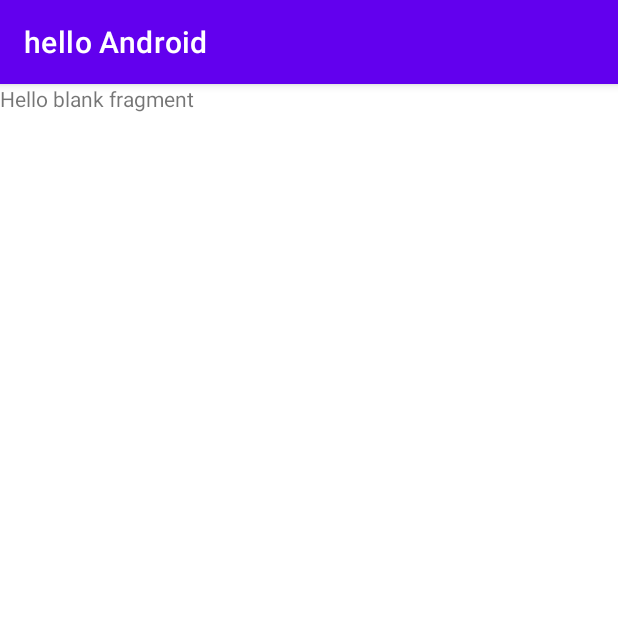
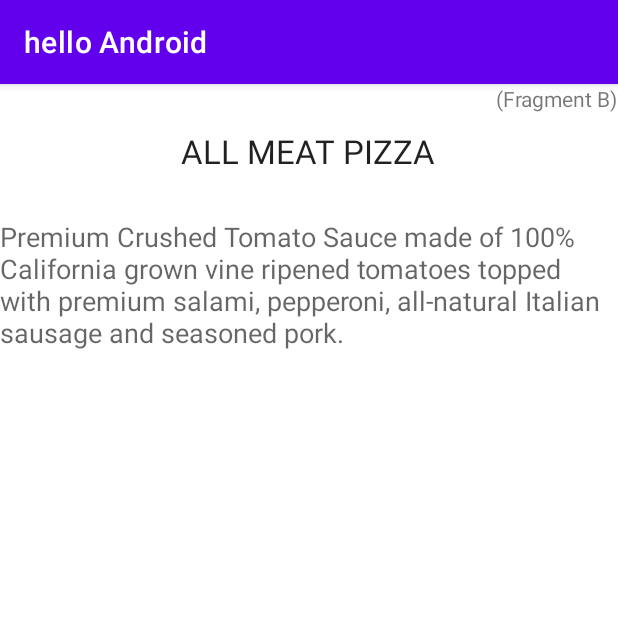
Before and after one commit to Hjjnah/Ferrer_IT-Elec2_130, an Android app: the fragment PizzaDetailFragment shown on its own in the app's theme, on a phone screen of 412 x 824 dp, the top half of it. Run offline under Robolectric (Android 15) with nearby library versions, the phone set to English and light mode, and no system bars.

Commit message:
Fragment

```diff
--- a/app/src/main/AndroidManifest.xml
+++ b/app/src/main/AndroidManifest.xml
@@ -11,6 +11,9 @@
         android:supportsRtl="true"
         android:theme="@style/Theme.MyApplication"
         tools:targetApi="31">
+        <activity
+            android:name=".PizzaMainActivity"
+            android:exported="false" />
         <activity
             android:name=".FragmentActivity"
             android:exported="false" />
--- a/app/src/main/java/com/example/myapplication/data/Pizza.java
+++ b/app/src/main/java/com/example/myapplication/data/Pizza.java
@@ -1,66 +1,16 @@
 package com.example.myapplication.data;
 
-import android.os.Bundle;
+public class Pizza {
 
-import androidx.fragment.app.Fragment;
+    public static String[] pizzaMenu = {
+            "ALL MEAT PIZZA",
+            "CALIFORNIA VEGGIE",
+            "GARLIC CHICKEN"
+    };
 
-import android.view.LayoutInflater;
-import android.view.View;
-import android.view.ViewGroup;
-
-import com.example.myapplication.R;
-
-/**
- * A simple {@link Fragment} subclass.
- * Use the {@link Pizza#newInstance} factory method to
- * create an instance of this fragment.
- */
-public class Pizza extends Fragment {
-
-    // TODO: Rename parameter arguments, choose names that match
-    // the fragment initialization parameters, e.g. ARG_ITEM_NUMBER
-    private static final String ARG_PARAM1 = "param1";
-    private static final String ARG_PARAM2 = "param2";
-
-    // TODO: Rename and change types of parameters
-    private String mParam1;
-    private String mParam2;
-
-    public Pizza() {
-        // Required empty public constructor
-    }
-
-    /**
-     * Use this factory method to create a new instance of
-     * this fragment using the provided parameters.
-     *
-     * @param param1 Parameter 1.
-     * @param param2 Parameter 2.
-     * @return A new instance of fragment Pizza.
-     */
-    // TODO: Rename and change types and number of parameters
-    public static Pizza newInstance(String param1, String param2) {
-        Pizza fragment = new Pizza();
-        Bundle args = new Bundle();
-        args.putString(ARG_PARAM1, param1);
-        args.putString(ARG_PARAM2, param2);
-        fragment.setArguments(args);
-        return fragment;
-    }
-
-    @Override
-    public void onCreate(Bundle savedInstanceState) {
-        super.onCreate(savedInstanceState);
-        if (getArguments() != null) {
-            mParam1 = getArguments().getString(ARG_PARAM1);
-            mParam2 = getArguments().getString(ARG_PARAM2);
-        }
-    }
-
-    @Override
-    public View onCreateView(LayoutInflater inflater, ViewGroup container,
-                             Bundle savedInstanceState) {
-        // Inflate the layout for this fragment
-        return inflater.inflate(R.layout.fragment_pizza, container, false);
-    }
+    public static String[] pizzaDetails = {
+            "Premium Crushed Tomato Sauce made of 100% California grown vine ripened tomatoes topped with premium salami, pepperoni, all-natural Italian sausage and seasoned pork.",
+            "Premium crushed tomato sauce, fresh green peppers, fresh red onions, fresh mushrooms, diced Roma tomatoes and fresh spinach—flavored up with our Hut Favorite on the crust edge and a balsamic sauce drizzle. Best on our Thin 'N Crispy crust.",
+            "Creamy garlic Parmesan sauce, grilled chicken, applewood smoked bacon and diced Roma tomatoes—flavored up with toasted Parmesan on the crust edge. Best on our Hand Tossed crust."
+    };
 }
--- a/app/src/main/java/com/example/myapplication/fragments/PizzaDetailFragment.java
+++ b/app/src/main/java/com/example/myapplication/fragments/PizzaDetailFragment.java
@@ -1,66 +1,56 @@
 package com.example.myapplication.fragments;
 
 import android.os.Bundle;
-
+import androidx.annotation.Nullable;
 import androidx.fragment.app.Fragment;
-
 import android.view.LayoutInflater;
 import android.view.View;
 import android.view.ViewGroup;
+import android.widget.TextView;
 
 import com.example.myapplication.R;
+import com.example.myapplication.data.Pizza;
 
-/**
- * A simple {@link Fragment} subclass.
- * Use the {@link PizzaDetailFragment#newInstance} factory method to
- * create an instance of this fragment.
- */
+
+
 public class PizzaDetailFragment extends Fragment {
-
-    // TODO: Rename parameter arguments, choose names that match
-    // the fragment initialization parameters, e.g. ARG_ITEM_NUMBER
-    private static final String ARG_PARAM1 = "param1";
-    private static final String ARG_PARAM2 = "param2";
-
-    // TODO: Rename and change types of parameters
-    private String mParam1;
-    private String mParam2;
-
-    public PizzaDetailFragment() {
-        // Required empty public constructor
-    }
-
-    /**
-     * Use this factory method to create a new instance of
-     * this fragment using the provided parameters.
-     *
-     * @param param1 Parameter 1.
-     * @param param2 Parameter 2.
-     * @return A new instance of fragment PizzaDetailFragment.
-     */
-    // TODO: Rename and change types and number of parameters
-    public static PizzaDetailFragment newInstance(String param1, String param2) {
-        PizzaDetailFragment fragment = new PizzaDetailFragment();
-        Bundle args = new Bundle();
-        args.putString(ARG_PARAM1, param1);
-        args.putString(ARG_PARAM2, param2);
-        fragment.setArguments(args);
-        return fragment;
-    }
+    int position = 0;
+    TextView tvTitle;
+    TextView tvDetails;
 
     @Override
-    public void onCreate(Bundle savedInstanceState) {
+    public void onCreate(@Nullable Bundle savedInstanceState) {
         super.onCreate(savedInstanceState);
-        if (getArguments() != null) {
-            mParam1 = getArguments().getString(ARG_PARAM1);
-            mParam2 = getArguments().getString(ARG_PARAM2);
+
+        if(savedInstanceState == null){
+            // Get back arguments
+            if(getArguments() != null) {
+                position = getArguments().getInt("position", 0);
+            }
         }
     }
 
     @Override
-    public View onCreateView(LayoutInflater inflater, ViewGroup container,
-                             Bundle savedInstanceState) {
-        // Inflate the layout for this fragment
-        return inflater.inflate(R.layout.fragment_pizza_detail, container, false);
+    public View onCreateView(LayoutInflater inflater, @Nullable ViewGroup parent, @Nullable Bundle savedInstanceState) {
+
+        // Inflate the xml file for the fragment
+        return inflater.inflate(R.layout.fragment_pizza_detail, parent, false);
+    }
+
+    @Override
+    public void onViewCreated(View view, Bundle savedInstanceState) {
+        // Set values for view here
+        tvTitle = (TextView) view.findViewById(R.id.tvTitle);
+        tvDetails = (TextView) view.findViewById(R.id.tvDetails);
+
+        // update view
+        tvTitle.setText(Pizza.pizzaMenu[position]);
+        tvDetails.setText(Pizza.pizzaDetails[position]);
+    }
+
+    // Activity is calling this to update view on Fragment
+    public void updateView(int position){
+        tvTitle.setText(Pizza.pizzaMenu[position]);
+        tvDetails.setText(Pizza.pizzaDetails[position]);
     }
 }
--- a/app/src/main/res/layout/fragment_pizza_detail.xml
+++ b/app/src/main/res/layout/fragment_pizza_detail.xml
@@ -1,14 +1,42 @@
 <?xml version="1.0" encoding="utf-8"?>
-<FrameLayout xmlns:android="http://schemas.android.com/apk/res/android"
+<!-- This is "Fragment B"-->
+<RelativeLayout
     xmlns:tools="http://schemas.android.com/tools"
+    xmlns:android="http://schemas.android.com/apk/res/android"
+    android:orientation="vertical"
     android:layout_width="match_parent"
-    android:layout_height="match_parent"
-    tools:context=".fragments.PizzaDetailFragment">
+    android:layout_height="match_parent">
 
-    <!-- TODO: Update blank fragment layout -->
     <TextView
-        android:layout_width="match_parent"
-        android:layout_height="match_parent"
-        android:text="@string/hello_blank_fragment" />
+        android:layout_width="wrap_content"
+        android:layout_height="wrap_content"
+        android:textAppearance="?android:attr/textAppearanceLarge"
+        android:text=""
+        tools:text="This is sample title"
+        android:id="@+id/tvTitle"
+        android:layout_alignParentTop="true"
+        android:layout_centerHorizontal="true"
+        android:layout_marginTop="30dp"/>
 
-</FrameLayout>
+    <TextView
+        android:layout_width="wrap_content"
+        android:layout_height="wrap_content"
+        android:textAppearance="?android:attr/textAppearanceMedium"
+        android:text=""
+        tools:text="This is sample detail. This is sample detail. This is sample detail. This is sample detail."
+        android:id="@+id/tvDetails"
+        android:layout_below="@+id/tvTitle"
+        android:layout_centerHorizontal="true"
+        android:layout_marginTop="30dp"
+        android:gravity="left"/>
+
+    <TextView
+        android:layout_width="wrap_content"
+        android:layout_height="wrap_content"
+        android:textAppearance="?android:attr/textAppearanceSmall"
+        android:text="(Fragment B)"
+        android:id="@+id/textView2"
+        android:layout_alignParentTop="true"
+        android:layout_alignParentRight="true"
+        android:layout_alignParentEnd="true"/>
+</RelativeLayout>
--- /dev/null
+++ b/app/src/main/res/values/ids.xml
@@ -0,0 +1,4 @@
+<?xml version="1.0" encoding="utf-8"?>
+<resources>
+    <item name="lvItems" type="id" />
+</resources>
```
Also changed, not shown: app/src/main/java/com/example/myapplication/PizzaMainActivity.java (added, +70 -0 lines), app/src/main/java/com/example/myapplication/fragments/PizzaMenuFragments.java (+55 -42 lines), app/src/main/res/layout/activity_pizza_main.xml (added, +34 -0 lines), app/src/main/res/layout/fragment_pizza_menu_fragments.xml (+17 -7 lines).
